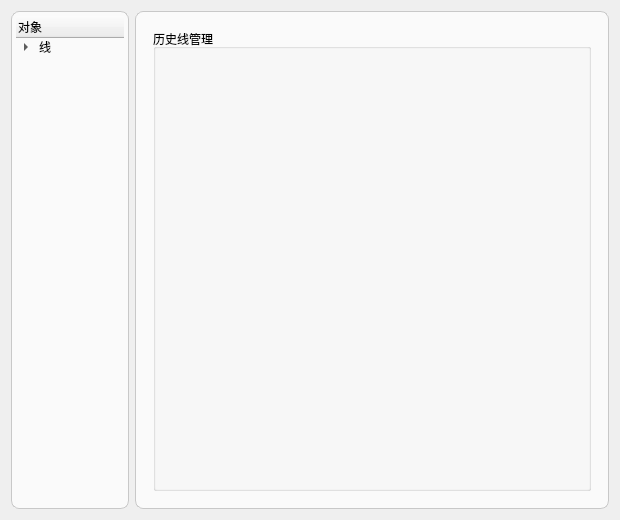
This is resources/ui/tree_config.ui in zhouyichen01/HoleMembraneTest as Qt 5 draws it before an edit. The edited form follows.
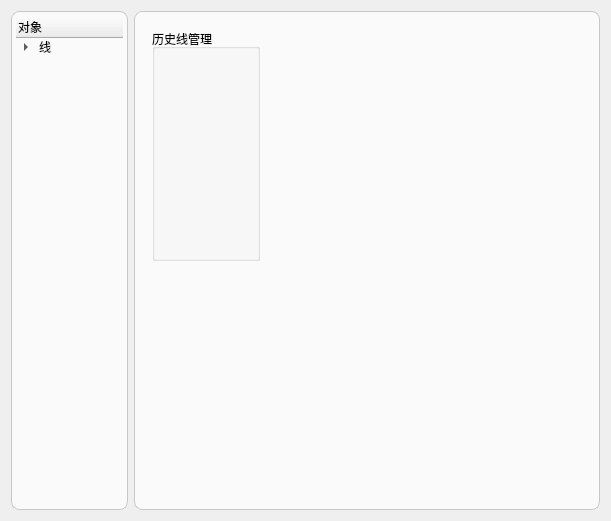
This is the edited form. The open tabs and pages were chosen to show the change.

What changed in the file:
```diff
--- a/resources/ui/tree_config.ui
+++ b/resources/ui/tree_config.ui
@@ -1,13 +1,13 @@
 <?xml version="1.0" encoding="UTF-8"?>
 <ui version="4.0">
- <class>ConfigTreeDialog</class>
- <widget class="QDialog" name="ConfigTreeDialog">
+ <class>Form</class>
+ <widget class="QWidget" name="Form">
   <property name="geometry">
    <rect>
     <x>0</x>
     <y>0</y>
-    <width>620</width>
-    <height>520</height>
+    <width>611</width>
+    <height>521</height>
    </rect>
   </property>
   <property name="windowTitle">
@@ -59,6 +59,9 @@
      <layout class="QHBoxLayout" name="horizontalLayout_4">
       <item>
        <widget class="QStackedWidget" name="stackedWidget">
+        <property name="styleSheet">
+         <string notr="true"/>
+        </property>
         <property name="currentIndex">
          <number>0</number>
         </property>
@@ -120,14 +123,51 @@
          </layout>
         </widget>
         <widget class="QWidget" name="page_2">
-         <layout class="QVBoxLayout" name="verticalLayout">
+         <layout class="QHBoxLayout" name="horizontalLayout_5">
+          <item>
+           <layout class="QHBoxLayout" name="horizontalLayout_3" stretch="1,3">
+            <item>
+             <layout class="QVBoxLayout" name="verticalLayout" stretch="1,1">
           <item>
            <widget class="QGroupBox" name="groupBox">
+                <property name="styleSheet">
+                 <string notr="true"/>
+                </property>
             <property name="title">
              <string>历史线管理</string>
             </property>
            </widget>
           </item>
+              <item>
+               <spacer name="verticalSpacer">
+                <property name="orientation">
+                 <enum>Qt::Vertical</enum>
+                </property>
+                <property name="sizeHint" stdset="0">
+                 <size>
+                  <width>20</width>
+                  <height>40</height>
+                 </size>
+                </property>
+               </spacer>
+              </item>
+             </layout>
+            </item>
+            <item>
+             <spacer name="horizontalSpacer">
+              <property name="orientation">
+               <enum>Qt::Horizontal</enum>
+              </property>
+              <property name="sizeHint" stdset="0">
+               <size>
+                <width>40</width>
+                <height>20</height>
+               </size>
+              </property>
+             </spacer>
+            </item>
+           </layout>
+          </item>
          </layout>
         </widget>
        </widget>
```
Left out of the diff: 48 changed lines with no effect on the pictures. Lines whose indentation alone changed are shown as unchanged.
